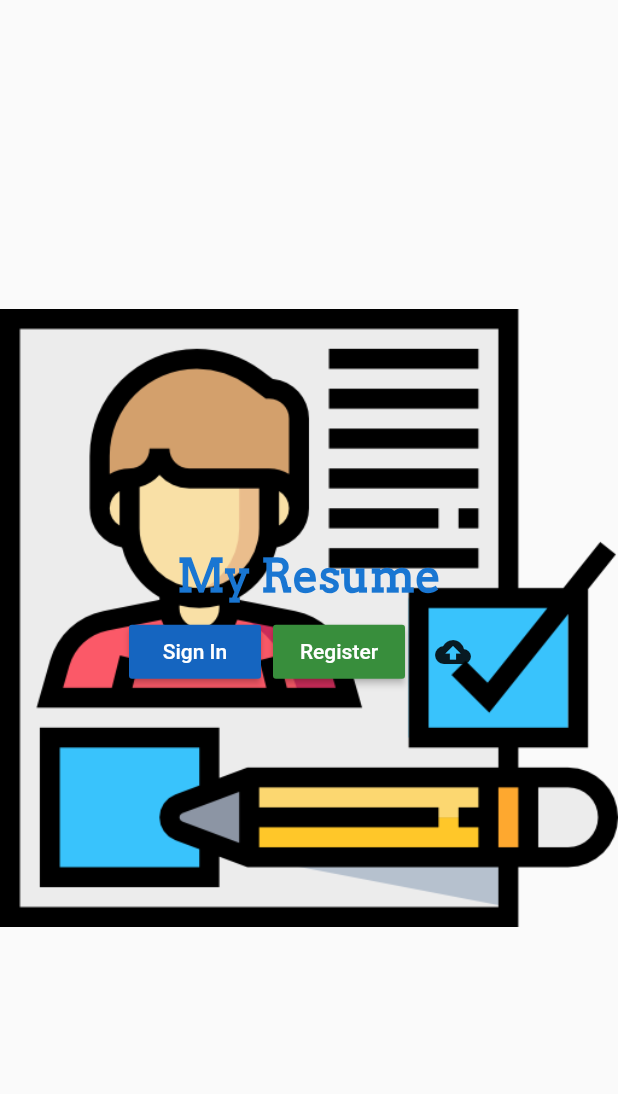
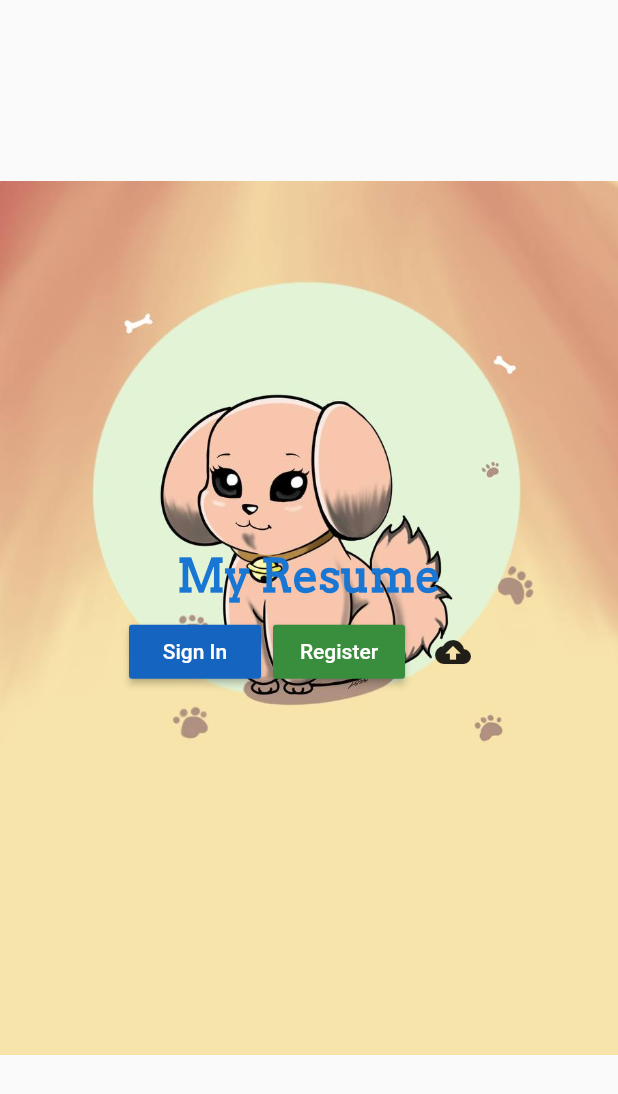
Before and after one commit to sirichaimeemana59/MyResume, a Flutter app: the screen it shows after launch, on a phone screen of 412 x 824 dp. Shown: the top 1094 px of the screen. Run offline on Flutter 3.47's test engine with Material 2 defaults, Android fonts, the phone set to English and light mode, and no system bars.

```diff
--- a/my_app/lib/screen/home.dart
+++ b/my_app/lib/screen/home.dart
@@ -113,7 +113,7 @@ class _HomeState extends State<Home> {
           child: Container(
         decoration: BoxDecoration(
             image: DecorationImage(
-          image: AssetImage('images/resume.png'),
+          image: AssetImage('images/background.png'),
         )),
         child: Center(
           //     //set วัตถุให้อยู่กึ่งกลาง
```
Also changed, not shown: my_app/images/background.png (added).
